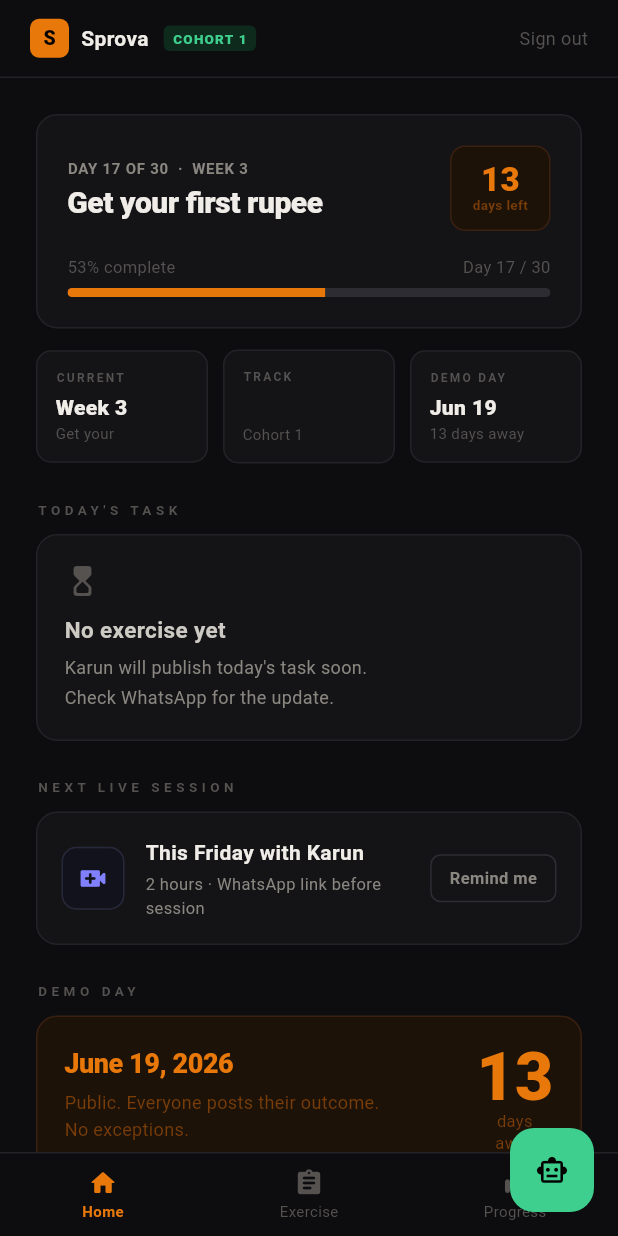
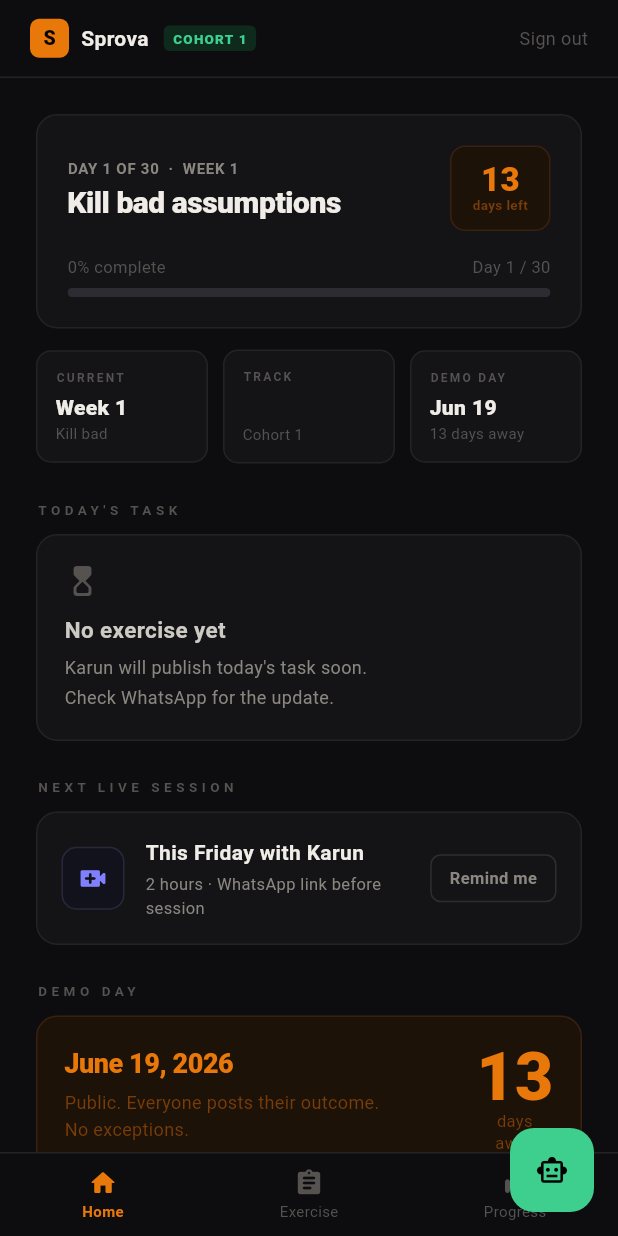
Before and after one commit to KARUN-499/SPROVA, a Flutter app: the screen it shows once a user with an empty profile is signed in, on a phone screen of 412 x 824 dp. Run offline on Flutter 3.47's test engine with Material 3 defaults, Android fonts, the phone set to English and light mode, and no system bars; our stand-ins replace equatable, flutter_dotenv, fpdart, supabase_flutter; missing offline and left inert: dart:js_interop, razorpay_flutter; accounts and stored records are empty.

Commit message:
Fix calculation of days in _day getter

```diff
--- a/lib/features/dashboard/dashboard_screen.dart
+++ b/lib/features/dashboard/dashboard_screen.dart
@@ -95,7 +95,7 @@ class _DashboardScreenState extends State<DashboardScreen> {
   );
 
   int get _day =>
-      (DateTime.now().difference(DateTime.parse("2026-05-20")).inDays + 1)
+      (DateTime.now().difference(DateTime.parse("2026-06-20")).inDays + 1)
           .clamp(1, 30);
   int get _week => ((_day - 1) ~/ 7) + 1;
   int get _dow => ((_day - 1) % 7) + 1;
```
